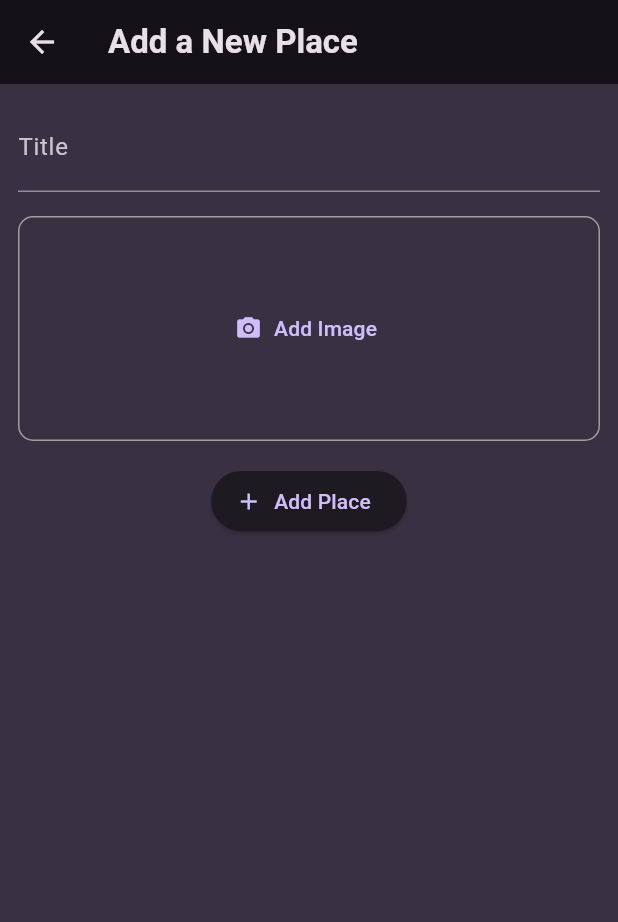
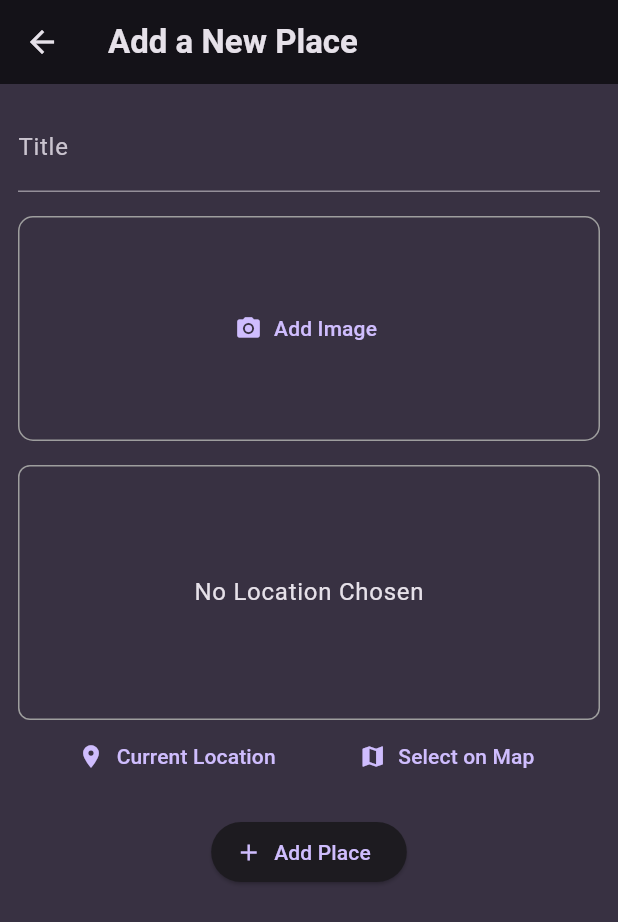
Before and after one commit to Tra277/favourite-place, a Flutter app: the AddPlaceScreen screen opened directly, on a phone screen of 412 x 824 dp. Shown: the top 922 px of the screen. Run offline on Flutter 3.47's test engine with Material 3 defaults, Android fonts, the phone set to English and light mode, and no system bars; our stand-ins replace flutter_riverpod, google_fonts, image_picker.

Commit message:
Add image and location input features; update permissions and models

```diff
--- a/favourite_places/lib/models/place.dart
+++ b/favourite_places/lib/models/place.dart
@@ -1,12 +1,14 @@
+
+import 'dart:io';
 
 import 'package:uuid/uuid.dart';
 
 const uuid = Uuid();
 class Place {
-  Place({required this.title}) : id = uuid.v4();
+  Place({required this.title, required this.image}) : id = uuid.v4();
 
   final String id;
   final String title;
 
-
+  final File image;
 }
--- a/favourite_places/lib/providers/user_places.dart
+++ b/favourite_places/lib/providers/user_places.dart
@@ -1,11 +1,13 @@
+import 'dart:io';
+
 import 'package:favourite_places/models/place.dart';
 import 'package:flutter_riverpod/flutter_riverpod.dart';
 
 class UserPlacesNotifier extends StateNotifier<List<Place>> {
   UserPlacesNotifier(): super(const []);
 
-  void addPlace(String title){
-    state = [...state, Place(title: title)];
+  void addPlace(String title, File image){
+    state = [...state, Place(title: title, image: image )];
   }
 }
 
--- a/favourite_places/lib/screens/add_place.dart
+++ b/favourite_places/lib/screens/add_place.dart
@@ -1,5 +1,8 @@
+import 'dart:io';
+
 import 'package:favourite_places/providers/user_places.dart';
 import 'package:favourite_places/widgets/image_input.dart';
+import 'package:favourite_places/widgets/location_input.dart';
 import 'package:flutter/material.dart';
 import 'package:flutter_riverpod/flutter_riverpod.dart';
 
@@ -12,6 +15,7 @@ class AddPlaceScreen extends ConsumerStatefulWidget {
 
 class _AddPlaceScreenState extends ConsumerState<AddPlaceScreen> {
   final _titleController = TextEditingController();
+  File? _pickedImage;
 
   void _savePlace(){
     final enteredTitle = _titleController.text;
@@ -19,7 +23,7 @@ class _AddPlaceScreenState extends ConsumerState<AddPlaceScreen> {
       return;
     }
 
-    ref.read(userPlacesProvider.notifier).addPlace(enteredTitle);
+    ref.read(userPlacesProvider.notifier).addPlace(enteredTitle, _pickedImage!);
     Navigator.of(context).pop();
   }
   @override
@@ -46,7 +50,11 @@ class _AddPlaceScreenState extends ConsumerState<AddPlaceScreen> {
               ),
             ),
             const SizedBox(height: 16),
-            ImageInput(),
+            ImageInput(onPickImage: (image) {
+              _pickedImage = image;
+            }),
+            const SizedBox(height: 16),
+            const LocationInput(),
             const SizedBox(height: 16),
             ElevatedButton.icon(
               onPressed: _savePlace,
--- a/favourite_places/lib/widgets/image_input.dart
+++ b/favourite_places/lib/widgets/image_input.dart
@@ -4,7 +4,9 @@ import 'package:flutter/material.dart';
 import 'package:image_picker/image_picker.dart';
 
 class ImageInput extends StatefulWidget {
-  const ImageInput({super.key});
+  const ImageInput({super.key, required this.onPickImage});
+
+  final void Function(File image) onPickImage;
 
   @override
   State<ImageInput> createState() => _ImageInputState();
@@ -27,6 +29,8 @@ class _ImageInputState extends State<ImageInput> {
     setState(() {
       _selectedImage = File(pickedImage.path);
     });
+
+    widget.onPickImage(_selectedImage!);
   }
   @override
   Widget build(BuildContext context) {
@@ -48,8 +52,6 @@ class _ImageInputState extends State<ImageInput> {
         child: Image.file(
           _selectedImage!,
           fit: BoxFit.cover,
-          width: double.infinity,
-          height: 150,
         ),
       );
     }
--- /dev/null
+++ b/favourite_places/lib/widgets/location_input.dart
@@ -0,0 +1,34 @@
+import 'package:flutter/material.dart';
+
+class LocationInput extends StatefulWidget {
+  const LocationInput({super.key});
+
+  @override
+  State<LocationInput> createState() => _LocationInputState();
+}
+
+class _LocationInputState extends State<LocationInput> {
+
+  @override
+  Widget build(BuildContext context) {
+    return Column(children: [
+      Container(
+        height: 170,
+        width: double.infinity,
+        decoration: BoxDecoration(border: Border.all(width: 1, color: Colors.grey), borderRadius: BorderRadius.all(Radius.circular(8))),
+        child:  Center(child: Text(
+          'No Location Chosen',
+          style: Theme.of(context).textTheme.bodyLarge!.copyWith(color: Theme.of(context).colorScheme.onBackground),
+          )),
+
+      ),
+      Row(
+        mainAxisAlignment: MainAxisAlignment.spaceEvenly,
+        children: [
+          TextButton.icon(onPressed: (){}, label: const Text('Current Location'), icon: const Icon(Icons.location_on),),
+          TextButton.icon(onPressed: (){}, label: const Text('Select on Map'), icon: const Icon(Icons.map),),
+        ],
+      ),
+    ],);
+  }
+}
--- a/favourite_places/lib/widgets/places_list.dart
+++ b/favourite_places/lib/widgets/places_list.dart
@@ -20,6 +20,10 @@ class PlacesList extends StatelessWidget {
     return ListView.builder(
       itemCount: places.length,
       itemBuilder: (ctx, i) => ListTile(
+        leading: CircleAvatar(
+          radius: 26,
+          backgroundImage: FileImage(places[i].image),
+        ),
         title: Text(places[i].title, style: Theme.of(context).textTheme.titleLarge!.copyWith(
           color: Theme.of(context).colorScheme.onSurface,
         )),
--- a/favourite_places/pubspec.yaml
+++ b/favourite_places/pubspec.yaml
@@ -38,6 +38,7 @@ dependencies:
   uuid: ^4.5.1
   flutter_riverpod: ^2.6.1
   image_picker: ^1.2.0
+  location: ^8.0.1
 
 dev_dependencies:
   flutter_test:
```
Also changed, not shown: favourite_places/lib/screens/places_detail.dart (+9 -2 lines), 1 other file.
